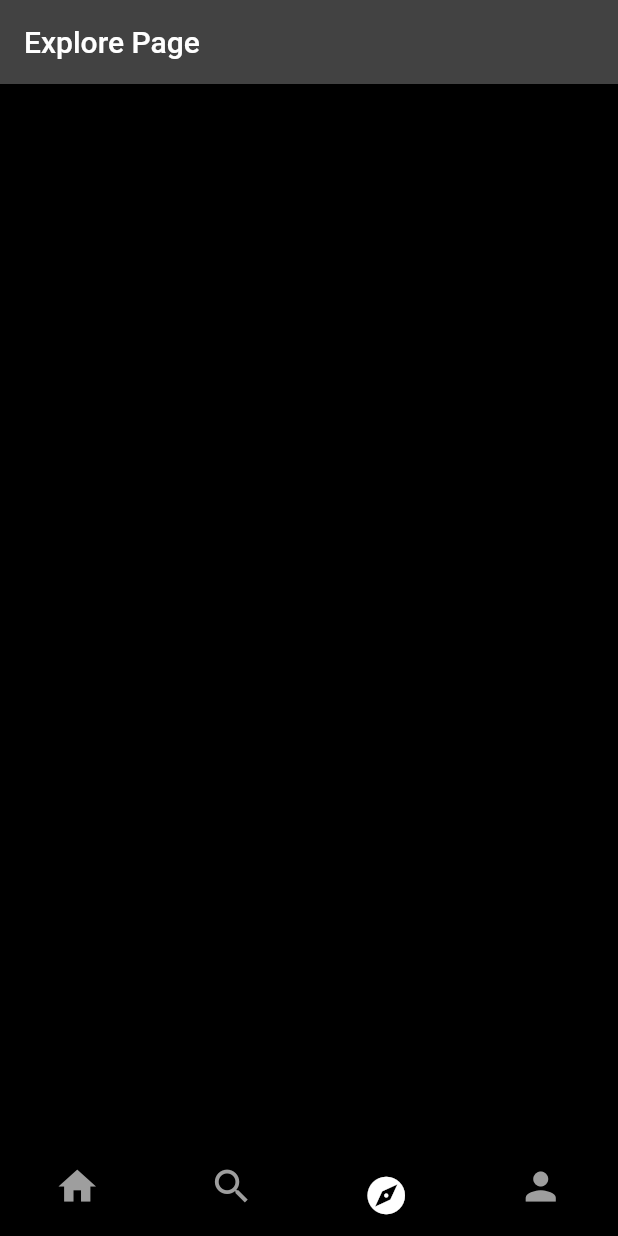
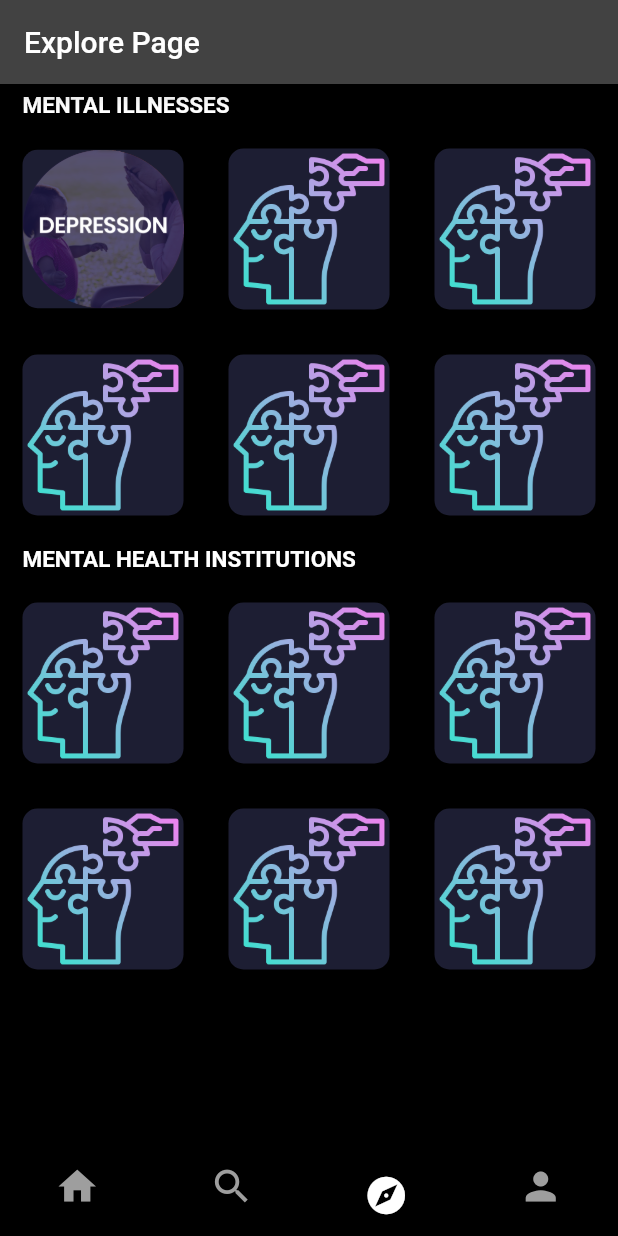
Before and after one commit to AmanuelFeyissa/Wellness-Ethiopia, a Flutter app: the screen it shows once a user with an empty profile is signed in, swiped to page 3, on a phone screen of 412 x 824 dp. Run offline on Flutter 3.47's test engine with Material 2 defaults, Android fonts, the phone set to English and light mode, and no system bars; our stand-ins replace cloud_firestore, file_picker, firebase_auth, firebase_core, firebase_storage, flutter_chat_types and 6 more; accounts and stored records are empty.

Commit message:
added a new explore page

```diff
--- a/wellness_ethiopia/lib/screens/Explore_feature_screens/depression.dart
+++ b/wellness_ethiopia/lib/screens/Explore_feature_screens/depression.dart
@@ -12,28 +12,15 @@ class Depression extends StatelessWidget {
       // appBar: AppBar(
       //   title: Text('A Quick Description'),
       // ),
-      body: Column(
+      body: SafeArea(
+        child: Column(
           crossAxisAlignment: CrossAxisAlignment.stretch,
           children: [
             Expanded(
-            child: Row(
-              children: [
-                Expanded(
-                  flex: 2,
-                  child: Container(
-                    child: Text('Depression'),
-                    margin: const EdgeInsets.all(15.0),
-                    decoration: BoxDecoration(
-                      borderRadius: BorderRadius.circular(10.0),
-                    ),
-                  ),
-                ),
-                CommonCard(
+              child: CommonCard(
                 color: kPictureBackgroundColor,
                 // Enter Image path here
                 image: Image.asset('images/depression.png'),
-                ),
-              ],
               ),
             ),
             Expanded(
@@ -51,6 +38,7 @@ class Depression extends StatelessWidget {
             ),
           ],
         ),
+      ),
     );
   }
 }
--- a/wellness_ethiopia/lib/screens/Explore_feature_screens/explore.dart
+++ b/wellness_ethiopia/lib/screens/Explore_feature_screens/explore.dart
@@ -1,5 +1,7 @@
 import 'package:flutter/material.dart';
 import 'package:wellness_ethiopia/screens/Explore_feature_screens/depression.dart';
+import 'package:wellness_ethiopia/widgets/commonCard.dart';
+import 'package:wellness_ethiopia/constants.dart';
 
 class Explore extends StatelessWidget {
   const Explore({Key? key}) : super(key: key);
@@ -10,6 +12,166 @@ class Explore extends StatelessWidget {
       appBar: AppBar(
         title: const Text('Explore Page'),
       ),
+      body: Column(
+        crossAxisAlignment: CrossAxisAlignment.stretch,
+        children: [
+          const SizedBox(
+            height: 5.0,
+          ),
+          Container(
+            margin: EdgeInsets.only(left: 15.0),
+            child: const Text(
+              'MENTAL ILLNESSES',
+              style: TextStyle(fontSize: 15.0, fontWeight: FontWeight.bold),
+            ),
+          ),
+          const SizedBox(
+            height: 5.0,
+          ),
+          Row(
+            //crossAxisAlignment: CrossAxisAlignment.stretch,
+            children: [
+              Expanded(
+                child: CommonCard(
+                  onPressed: () {
+                    Navigator.push(context,
+                        MaterialPageRoute(builder: (context) => Depression()));
+                  },
+                  color: kPictureBackgroundColor,
+                  image: Image.asset('images/depression.png'),
+                ),
+              ),
+              Expanded(
+                child: CommonCard(
+                  onPressed: () {
+                    // Route
+                  },
+                  color: kPictureBackgroundColor,
+                  image: Image.asset('images/mentalPuzzle.png'),
+                ),
+              ),
+              Expanded(
+                child: CommonCard(
+                  onPressed: () {
+                    // Route
+                  },
+                  color: kPictureBackgroundColor,
+                  image: Image.asset('images/mentalPuzzle.png'),
+                ),
+              ),
+            ],
+          ),
+          Row(
+            //crossAxisAlignment: CrossAxisAlignment.stretch,
+            children: [
+              Expanded(
+                child: CommonCard(
+                  onPressed: () {
+                    // ROute
+                  },
+                  color: kPictureBackgroundColor,
+                  image: Image.asset('images/mentalPuzzle.png'),
+                ),
+              ),
+              Expanded(
+                child: CommonCard(
+                  onPressed: () {
+                    // Route
+                  },
+                  color: kPictureBackgroundColor,
+                  image: Image.asset('images/mentalPuzzle.png'),
+                ),
+              ),
+              Expanded(
+                child: CommonCard(
+                  onPressed: () {
+                    // Route
+                  },
+                  color: kPictureBackgroundColor,
+                  image: Image.asset('images/mentalPuzzle.png'),
+                ),
+              ),
+            ],
+          ),
+          const SizedBox(
+            height: 5.0,
+          ),
+          Container(
+            margin: EdgeInsets.only(left: 15.0),
+            child: const Text(
+              'MENTAL HEALTH INSTITUTIONS',
+              style: TextStyle(fontSize: 15.0, fontWeight: FontWeight.bold),
+            ),
+          ),
+          const SizedBox(
+            height: 5.0,
+          ),
+          Row(
+            //crossAxisAlignment: CrossAxisAlignment.stretch,
+            children: [
+              Expanded(
+                child: CommonCard(
+                  onPressed: () {
+                    // Route
+                  },
+                  color: kPictureBackgroundColor,
+                  image: Image.asset('images/mentalPuzzle.png'),
+                ),
+              ),
+              Expanded(
+                child: CommonCard(
+                  onPressed: () {
+                    // Route
+                  },
+                  color: kPictureBackgroundColor,
+                  image: Image.asset('images/mentalPuzzle.png'),
+                ),
+              ),
+              Expanded(
+                child: CommonCard(
+                  onPressed: () {
+                    // Route
+                  },
+                  color: kPictureBackgroundColor,
+                  image: Image.asset('images/mentalPuzzle.png'),
+                ),
+              ),
+            ],
+          ),
+          Row(
+            //crossAxisAlignment: CrossAxisAlignment.stretch,
+            children: [
+              Expanded(
+                child: CommonCard(
+                  onPressed: () {
+                    // ROute
+                  },
+                  color: kPictureBackgroundColor,
+                  image: Image.asset('images/mentalPuzzle.png'),
+                ),
+              ),
+              Expanded(
+                child: CommonCard(
+                  onPressed: () {
+                    // Route
+                  },
+                  color: kPictureBackgroundColor,
+                  image: Image.asset('images/mentalPuzzle.png'),
+                ),
+              ),
+              Expanded(
+                child: CommonCard(
+                  onPressed: () {
+                    // Route
+                  },
+                  color: kPictureBackgroundColor,
+                  image: Image.asset('images/mentalPuzzle.png'),
+                ),
+              ),
+            ],
+          ),
+        ],
+      ),
     );
   }
 }
```
Also changed, not shown: wellness_ethiopia/images/depression.png (renamed from wellness_ethiopia/images/depression.png.png). Lines whose indentation alone changed are shown as unchanged.
